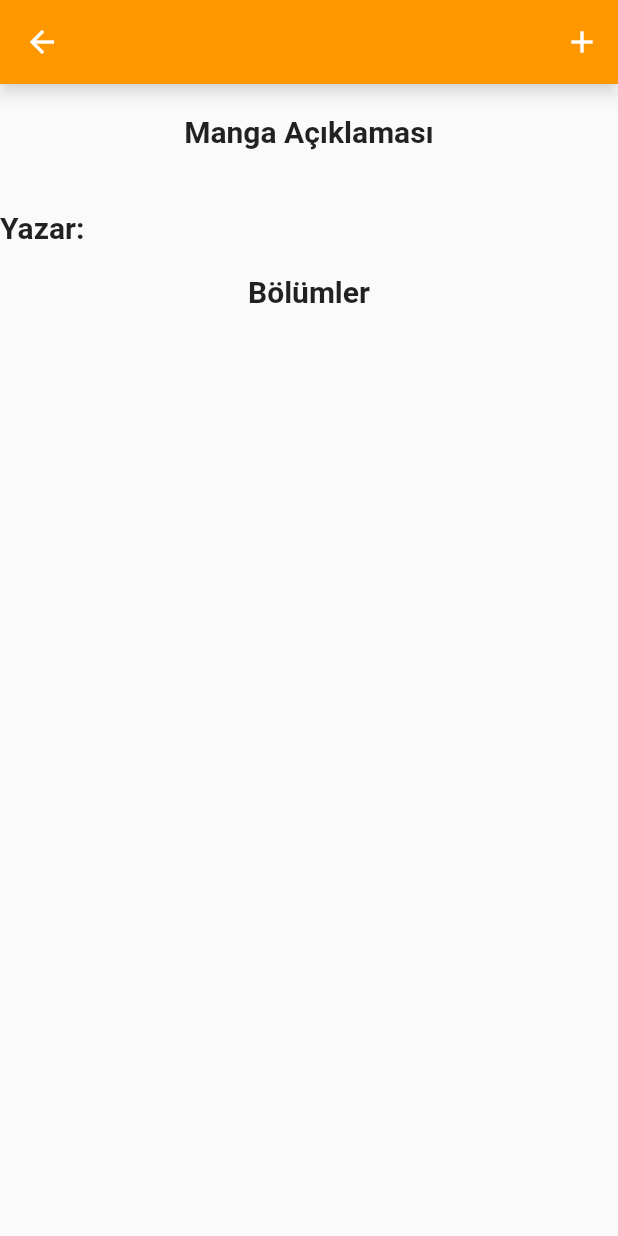
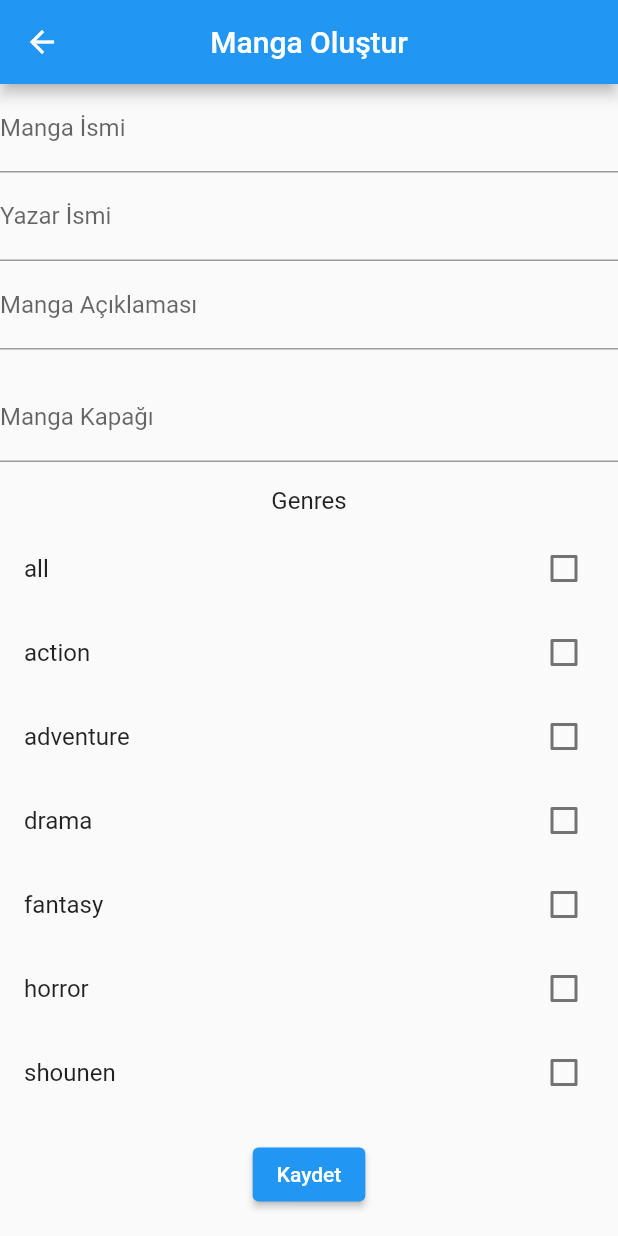
Before and after one commit to farukkornaz/3301456_193301048, a Flutter app: the MangaDetailPage screen opened directly with empty values, after a tap on the "add" icon, on a phone screen of 412 x 824 dp. Run offline on Flutter 3.47's test engine with Material 2 defaults, Android fonts, the phone set to English and light mode, and no system bars; our stand-ins replace animated_splash_screen, cloud_firestore, firebase_core; accounts and stored records are empty.

Commit message:
bolum olusturma sayfasi eklendi ve manga modeline id field'i eklendi

```diff
--- a/lib/FireStore.dart
+++ b/lib/FireStore.dart
@@ -10,6 +10,8 @@ class FireStore {
     FirebaseFirestore db = FirebaseFirestore.instance;
     try {
       final docRef = db.collection('Manga').doc();
+      manga.id = docRef.id;
+      print(docRef.id);
       docRef.set(manga.toJson());
     } catch (e) {
       print("FireAuth addManga kısmında hata meydana geldi.");
@@ -23,7 +25,6 @@ class FireStore {
     //bütün mangaları getirir.
     final snapshot = await db.collection('Manga').get();
     List<Manga> mangas = snapshot.docs.map((e) => Manga.fromSnapshot(e)).toList();
-    print("1");
 
     //Future nesnesi donuyor stream builder gibi bir yerde kullanabilrisin ya da await fetchManga() diyip
     // List<Manga> nesnesine atayabilirsin.
--- a/lib/pages/ChapterCreationPage.dart
+++ b/lib/pages/ChapterCreationPage.dart
@@ -0,0 +1,167 @@
+import 'package:arya_manga/FireStore.dart';
+import 'package:flutter/cupertino.dart';
+import 'package:flutter/material.dart';
+
+import '../models/Chapter.dart';
+import '../models/Manga.dart';
+
+class ChapterCreationPage extends StatefulWidget {
+  Manga manga;
+  ChapterCreationPage(this.manga, {super.key});
+
+  @override
+  _ChapterCreationPageState createState() => _ChapterCreationPageState();
+}
+
+class _ChapterCreationPageState extends State<ChapterCreationPage> {
+
+
+  final _formKey = GlobalKey<FormState>();
+  final _scaffoldKey = GlobalKey<ScaffoldState>();
+
+  late String mangaName;
+  late String mangaAuthor;
+  late String mangaDescription;
+  late String mangaImage;
+
+  List<String> mangaGenres = [
+    'all',
+    'action',
+    'adventure',
+    'drama',
+    'fantasy',
+    'horror',
+    'shounen'
+  ];
+  List<String> selectedGenres = [];
+
+  @override
+  Widget build(BuildContext context) {
+    print(widget.manga.title);
+    return Scaffold(
+      key: _scaffoldKey,
+      appBar: AppBar(
+        centerTitle: true,
+        title: const Text('Manga Oluştur'),
+      ),
+      body: ListView(
+        children: [
+          Form(
+            key: _formKey,
+            child: Column(
+              children: [
+                TextFormField(
+                  decoration: const InputDecoration(
+                    labelText: 'Manga İsmi',
+                  ),
+                  validator: (value) {
+                    if (value == null) {
+                      return 'Manga ismini giriniz';
+                    }
+                    return null;
+                  },
+                  onSaved: (value) {
+                    mangaName = value!;
+                  },
+                ),
+                TextFormField(
+                  decoration: const InputDecoration(
+                    labelText: 'Yazar İsmi',
+                  ),
+                  validator: (value) {
+                    if (value == null) {
+                      return 'Yazar ismini giriniz';
+                    }
+                    return null;
+                  },
+                  onSaved: (value) {
+                    mangaAuthor = value!;
+                  },
+                ),
+                TextFormField(
+                  decoration: const InputDecoration(
+                    labelText: 'Manga Açıklaması',
+                  ),
+                  validator: (value) {
+                    if (value == null) {
+                      return 'lütfen manga açıklamasını giriniz';
+                    }
+                    return null;
+                  },
+                  onSaved: (value) {
+                    mangaDescription = value!;
+                  },
+                ),
+                const SizedBox(height: 16),
+                TextFormField(
+                  decoration: const InputDecoration(
+                    labelText: 'Manga Kapağı',
+                  ),
+                  validator: (value) {
+                    if (value == null) {
+                      return 'boş bırakılamaz';
+                    }
+                    return null;
+                  },
+                  onSaved: (value) {
+                    mangaImage = value!;
+                  },
+                ),
+                const SizedBox(height: 16),
+                const Text('Genres', style: TextStyle(fontSize: 16)),
+                const SizedBox(height: 8),
+                Column(
+                  children: mangaGenres.map((genre) {
+                    return CheckboxListTile(
+                      title: Text(genre),
+                      value: selectedGenres.contains(genre),
+                      onChanged: (selected) {
+                        setState(() {
+                          if (selected == true) {
+                            selectedGenres.add(genre);
+                          } else {
+                            selectedGenres.remove(genre);
+                          }
+                        });
+                      },
+                    );
+                  }).toList(),
+                ),
+                const SizedBox(height: 16),
+                ElevatedButton(
+                  child: const Text('Kaydet'),
+                  onPressed: () {
+                    if (_formKey.currentState!.validate()) {
+                      _formKey.currentState!.save();
+
+                      // Burada, kaydedilen verileri kullanarak yeni bir Manga
+                      // nesnesi oluştur. sonra firestore kaydet.
+
+                      //print(selectedGenres);
+
+                      Manga newManga = Manga(
+                          title: mangaName,
+                          author: mangaAuthor,
+                          description: mangaDescription,
+                          chapters: null,
+                          tags: selectedGenres,
+                          image: mangaImage);
+
+                      FireStore.addManga(manga: newManga);
+                    }
+                  },
+                ),
+              ],
+            ),
+          ),
+        ],
+      ),
+    );
+  }
+
+  TempChapter() {
+    List<Chapter> chapters = [Chapter(
+        isTemp: true, chapterName: "", chapterNo: -1, parentMangaId: -1, image: [""])];
+    return chapters;
+  }
+}
--- a/lib/pages/MangaDetailPage.dart
+++ b/lib/pages/MangaDetailPage.dart
@@ -4,6 +4,7 @@ import 'package:flutter/material.dart';
 
 import '../models/Chapter.dart';
 import '../models/Manga.dart';
+import 'ChapterCreationPage.dart';
 
 class MangaDetailPage extends StatelessWidget {
   final Manga manga;
@@ -17,7 +18,12 @@ class MangaDetailPage extends StatelessWidget {
         backgroundColor: Colors.orange,
         shadowColor: Colors.white,
         actions: [
-          IconButton(icon: const Icon(Icons.add), onPressed: () {}),
+          IconButton(icon: const Icon(Icons.add), onPressed: () {Navigator.push(
+            context,
+            MaterialPageRoute(
+              builder: (context) => ChapterCreationPage(manga),
+            ),
+          );}),
         ],
         centerTitle: true,
         title: Text(manga.title),
```
Also changed, not shown: lib/models/Manga.dart (+5 -58 lines).
